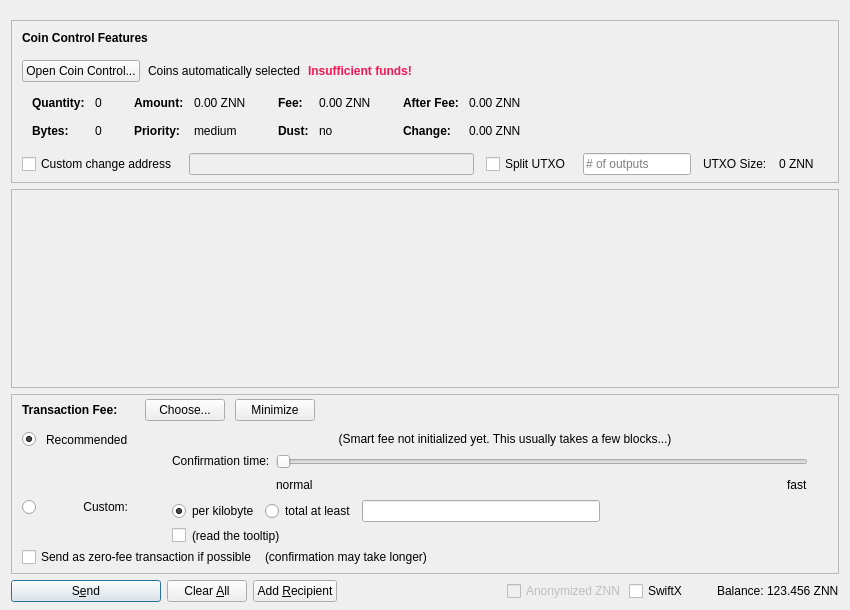
This is src/qt/forms/sendcoinsdialog.ui in zenonnetwork/zenon as Qt 5 draws it before an edit. The edited form follows.
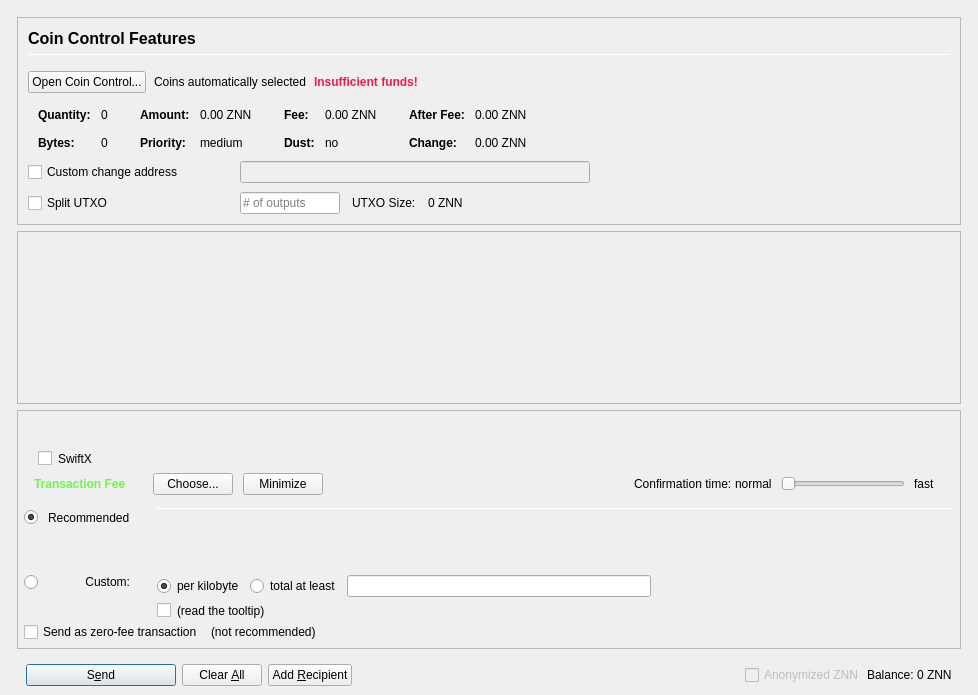
This is the edited form. Icons and pictures are not drawn. Custom widgets are drawn as their Qt base class.

Patch:
```diff
--- a/src/qt/forms/sendcoinsdialog.ui
+++ b/src/qt/forms/sendcoinsdialog.ui
@@ -2,23 +2,86 @@
 <ui version="4.0">
  <class>SendCoinsDialog</class>
  <widget class="QDialog" name="SendCoinsDialog">
+  <property name="enabled">
+   <bool>true</bool>
+  </property>
   <property name="geometry">
    <rect>
     <x>0</x>
     <y>0</y>
-    <width>850</width>
-    <height>610</height>
+    <width>978</width>
+    <height>695</height>
    </rect>
   </property>
   <property name="windowTitle">
    <string>Send Coins</string>
   </property>
-  <layout class="QVBoxLayout" name="verticalLayout" stretch="0,1,0,0">
+  <layout class="QVBoxLayout" name="verticalLayout" stretch="0">
+   <property name="bottomMargin">
+    <number>9</number>
+   </property>
+   <item>
+    <layout class="QVBoxLayout" name="verticalLayout_Master" stretch="0,1">
+     <property name="spacing">
+      <number>0</number>
+     </property>
+     <property name="leftMargin">
+      <number>0</number>
+     </property>
    <property name="topMargin">
-    <number>20</number>
-   </property>
+      <number>0</number>
+     </property>
+     <property name="rightMargin">
+      <number>0</number>
+     </property>
    <property name="bottomMargin">
-    <number>8</number>
+      <number>0</number>
+     </property>
+     <item>
+      <widget class="QFrame" name="frame_Header">
+       <layout class="QVBoxLayout" name="verticalLayout_Header" stretch="0">
+        <property name="leftMargin">
+         <number>0</number>
+        </property>
+        <property name="topMargin">
+         <number>0</number>
+        </property>
+        <property name="rightMargin">
+         <number>0</number>
+        </property>
+        <property name="bottomMargin">
+         <number>0</number>
+        </property>
+        <item>
+         <layout class="QHBoxLayout" name="horizontalLayout_Header">
+          <property name="spacing">
+           <number>6</number>
+          </property>
+         </layout>
+        </item>
+       </layout>
+      </widget>
+     </item>
+     <item>
+      <widget class="QFrame" name="frame_BG">
+       <property name="minimumSize">
+        <size>
+         <width>0</width>
+         <height>0</height>
+        </size>
+       </property>
+       <layout class="QVBoxLayout" name="layout_BG" stretch="0,0,0,0">
+        <property name="leftMargin">
+         <number>6</number>
+        </property>
+        <property name="topMargin">
+         <number>6</number>
+        </property>
+        <property name="rightMargin">
+         <number>6</number>
+        </property>
+        <property name="bottomMargin">
+         <number>0</number>
    </property>
    <item>
     <widget class="QFrame" name="frameCoinControl">
@@ -54,12 +117,13 @@
        <number>0</number>
       </property>
       <property name="bottomMargin">
-       <number>6</number>
+            <number>0</number>
       </property>
       <item>
-       <layout class="QVBoxLayout" name="verticalLayoutCoinControl" stretch="0,0,0,0,1">
+            <widget class="QFrame" name="frameCoinControl_BG">
+             <layout class="QVBoxLayout" name="verticalLayoutCoinControl" stretch="0,0,0,0,0,0">
         <property name="spacing">
-         <number>0</number>
+               <number>1</number>
         </property>
         <property name="leftMargin">
          <number>10</number>
@@ -73,6 +137,11 @@
            <number>15</number>
           </property>
           <item>
+                 <layout class="QVBoxLayout" name="verticalLayout_3">
+                  <property name="spacing">
+                   <number>6</number>
+                  </property>
+                  <item>
            <widget class="QLabel" name="labelCoinControlFeatures">
             <property name="sizePolicy">
              <sizepolicy hsizetype="Preferred" vsizetype="Maximum">
@@ -80,8 +149,15 @@
               <verstretch>0</verstretch>
              </sizepolicy>
             </property>
+                    <property name="minimumSize">
+                     <size>
+                      <width>0</width>
+                      <height>20</height>
+                     </size>
+                    </property>
             <property name="font">
              <font>
+                      <pointsize>12</pointsize>
               <weight>75</weight>
               <bold>true</bold>
              </font>
@@ -94,6 +170,27 @@
             </property>
            </widget>
           </item>
+                  <item>
+                   <widget class="Line" name="line">
+                    <property name="minimumSize">
+                     <size>
+                      <width>0</width>
+                      <height>1</height>
+                     </size>
+                    </property>
+                    <property name="maximumSize">
+                     <size>
+                      <width>16777215</width>
+                      <height>1</height>
+                     </size>
+                    </property>
+                    <property name="orientation">
+                     <enum>Qt::Horizontal</enum>
+                    </property>
+                   </widget>
+                  </item>
+                 </layout>
+                </item>
          </layout>
         </item>
         <item>
@@ -531,7 +628,7 @@
          </widget>
         </item>
         <item>
-         <layout class="QHBoxLayout" name="horizontalLayoutCoinControl4" stretch="0,0,0,0,0,0,0">
+               <layout class="QHBoxLayout" name="horizontalLayoutCoinControl4">
           <property name="spacing">
            <number>12</number>
           </property>
@@ -539,13 +636,31 @@
            <enum>QLayout::SetDefaultConstraint</enum>
           </property>
           <property name="topMargin">
-           <number>5</number>
+                 <number>0</number>
           </property>
           <property name="rightMargin">
-           <number>5</number>
-          </property>
-          <item>
+                 <number>0</number>
+                </property>
+                <item alignment="Qt::AlignVCenter">
            <widget class="QCheckBox" name="checkBoxCoinControlChange">
+                  <property name="sizePolicy">
+                   <sizepolicy hsizetype="Preferred" vsizetype="Preferred">
+                    <horstretch>0</horstretch>
+                    <verstretch>0</verstretch>
+                   </sizepolicy>
+                  </property>
+                  <property name="minimumSize">
+                   <size>
+                    <width>200</width>
+                    <height>0</height>
+                   </size>
+                  </property>
+                  <property name="maximumSize">
+                   <size>
+                    <width>200</width>
+                    <height>16777215</height>
+                   </size>
+                  </property>
             <property name="toolTip">
              <string>If this is activated, but the change address is empty or invalid, change will be sent to a newly generated address.</string>
             </property>
@@ -554,47 +669,118 @@
             </property>
            </widget>
           </item>
-          <item>
+                <item alignment="Qt::AlignVCenter">
            <widget class="QValidatedLineEdit" name="lineEditCoinControlChange">
             <property name="enabled">
              <bool>false</bool>
             </property>
             <property name="sizePolicy">
-             <sizepolicy hsizetype="Expanding" vsizetype="Fixed">
+                   <sizepolicy hsizetype="Preferred" vsizetype="Preferred">
               <horstretch>0</horstretch>
               <verstretch>0</verstretch>
              </sizepolicy>
             </property>
+                  <property name="minimumSize">
+                   <size>
+                    <width>300</width>
+                    <height>0</height>
+                   </size>
+                  </property>
            </widget>
           </item>
           <item>
+                 <widget class="QLabel" name="labelCoinControlChangeLabel">
+                  <property name="sizePolicy">
+                   <sizepolicy hsizetype="Preferred" vsizetype="Preferred">
+                    <horstretch>0</horstretch>
+                    <verstretch>0</verstretch>
+                   </sizepolicy>
+                  </property>
+                  <property name="minimumSize">
+                   <size>
+                    <width>100</width>
+                    <height>0</height>
+                   </size>
+                  </property>
+                  <property name="text">
+                   <string/>
+                  </property>
+                  <property name="margin">
+                   <number>3</number>
+                  </property>
+                 </widget>
+                </item>
+               </layout>
+              </item>
+              <item>
+               <layout class="QHBoxLayout" name="horizontalLayoutCoinControl6">
+                <property name="spacing">
+                 <number>12</number>
+                </property>
+                <property name="topMargin">
+                 <number>8</number>
+                </property>
+                <property name="rightMargin">
+                 <number>0</number>
+                </property>
+                <item alignment="Qt::AlignVCenter">
            <widget class="QCheckBox" name="splitBlockCheckBox">
+                  <property name="sizePolicy">
+                   <sizepolicy hsizetype="Preferred" vsizetype="Preferred">
+                    <horstretch>0</horstretch>
+                    <verstretch>0</verstretch>
+                   </sizepolicy>
+                  </property>
+                  <property name="minimumSize">
+                   <size>
+                    <width>200</width>
+                    <height>0</height>
+                   </size>
+                  </property>
+                  <property name="maximumSize">
+                   <size>
+                    <width>200</width>
+                    <height>16777215</height>
+                   </size>
+                  </property>
             <property name="text">
              <string>Split UTXO</string>
             </property>
            </widget>
           </item>
-          <item>
+                <item alignment="Qt::AlignVCenter">
            <widget class="QLineEdit" name="splitBlockLineEdit">
             <property name="sizePolicy">
-             <sizepolicy hsizetype="Fixed" vsizetype="Fixed">
+                   <sizepolicy hsizetype="Preferred" vsizetype="Preferred">
               <horstretch>50</horstretch>
               <verstretch>0</verstretch>
              </sizepolicy>
             </property>
+                  <property name="minimumSize">
+                   <size>
+                    <width>100</width>
+                    <height>0</height>
+                   </size>
+                  </property>
+                  <property name="maximumSize">
+                   <size>
+                    <width>100</width>
+                    <height>16777215</height>
+                   </size>
+                  </property>
             <property name="placeholderText">
              <string># of outputs</string>
             </property>
            </widget>
           </item>
-          <item>
+                <item alignment="Qt::AlignVCenter">
            <widget class="QLabel" name="labelBlockSizeText">
             <property name="text">
              <string>UTXO Size:</string>
             </property>
            </widget>
           </item>
-          <item>
+                <item alignment="Qt::AlignVCenter">
            <widget class="QLabel" name="labelBlockSize">
             <property name="text">
              <string>0 ZNN</string>
@@ -602,26 +788,17 @@
            </widget>
           </item>
           <item>
-           <widget class="QLabel" name="labelCoinControlChangeLabel">
-            <property name="sizePolicy">
-             <sizepolicy hsizetype="Preferred" vsizetype="Expanding">
-              <horstretch>0</horstretch>
-              <verstretch>0</verstretch>
-             </sizepolicy>
-            </property>
-            <property name="minimumSize">
+                 <spacer name="horizontalSpacer_7">
+                  <property name="orientation">
+                   <enum>Qt::Horizontal</enum>
+                  </property>
+                  <property name="sizeHint" stdset="0">
              <size>
-              <width>0</width>
-              <height>0</height>
-             </size>
-            </property>
-            <property name="text">
-             <string/>
-            </property>
-            <property name="margin">
-             <number>3</number>
-            </property>
-           </widget>
+                    <width>40</width>
+                    <height>20</height>
+                   </size>
+                  </property>
+                 </spacer>
           </item>
          </layout>
         </item>
@@ -639,6 +816,7 @@
          </spacer>
         </item>
        </layout>
+            </widget>
       </item>
      </layout>
     </widget>
@@ -653,7 +831,7 @@
        <rect>
         <x>0</x>
         <y>0</y>
-        <width>824</width>
+             <width>938</width>
         <height>72</height>
        </rect>
       </property>
@@ -731,18 +909,62 @@
        <number>0</number>
       </property>
       <item>
-       <layout class="QVBoxLayout" name="verticalLayoutFee2" stretch="0,0,0">
+            <layout class="QVBoxLayout" name="verticalLayoutFee2" stretch="0,0,0,0,0">
         <property name="spacing">
          <number>0</number>
         </property>
         <property name="leftMargin">
-         <number>10</number>
+              <number>6</number>
         </property>
         <property name="topMargin">
          <number>0</number>
         </property>
+             <property name="rightMargin">
+              <number>6</number>
+             </property>
+             <item>
+              <spacer name="verticalSpacer_8">
+               <property name="orientation">
+                <enum>Qt::Vertical</enum>
+               </property>
+               <property name="sizeHint" stdset="0">
+                <size>
+                 <width>20</width>
+                 <height>40</height>
+                </size>
+               </property>
+              </spacer>
+             </item>
+             <item>
+              <widget class="QCheckBox" name="checkSwiftTX">
+               <property name="enabled">
+                <bool>true</bool>
+               </property>
+               <property name="minimumSize">
+                <size>
+                 <width>85</width>
+                 <height>0</height>
+                </size>
+               </property>
+               <property name="toolTip">
+                <string/>
+               </property>
+               <property name="styleSheet">
+                <string notr="true">margin-left: 14px; margin-bottom: 6px;</string>
+               </property>
+               <property name="text">
+                <string>SwiftX</string>
+               </property>
+              </widget>
+             </item>
         <item>
          <layout class="QHBoxLayout" name="horizontalLayoutFee1">
+               <property name="leftMargin">
+                <number>10</number>
+               </property>
+               <property name="rightMargin">
+                <number>10</number>
+               </property>
           <property name="bottomMargin">
            <number>0</number>
           </property>
@@ -751,22 +973,6 @@
             <property name="spacing">
              <number>0</number>
             </property>
-            <item>
-             <spacer name="verticalSpacerSmartFee">
-              <property name="orientation">
-               <enum>Qt::Vertical</enum>
-              </property>
-              <property name="sizeType">
-               <enum>QSizePolicy::Fixed</enum>
-              </property>
-              <property name="sizeHint" stdset="0">
-               <size>
-                <width>1</width>
-                <height>4</height>
-               </size>
-              </property>
-             </spacer>
-            </item>
             <item>
              <layout class="QHBoxLayout" name="horizontalLayoutSmartFee">
               <property name="spacing">
@@ -787,10 +993,10 @@
                  </font>
                 </property>
                 <property name="styleSheet">
-                 <string notr="true">font-weight:bold;</string>
+                      <string notr="true">color: #6FF34D; font-weight:bold;</string>
                 </property>
                 <property name="text">
-                 <string>Transaction Fee:</string>
+                      <string>Transaction Fee</string>
                 </property>
                </widget>
               </item>
@@ -820,19 +1026,6 @@
               </item>
              </layout>
             </item>
-            <item>
-             <spacer name="verticalSpacer_5">
-              <property name="orientation">
-               <enum>Qt::Vertical</enum>
-              </property>
-              <property name="sizeHint" stdset="0">
-               <size>
-                <width>1</width>
-                <height>1</height>
-               </size>
-              </property>
-             </spacer>
-            </item>
            </layout>
           </item>
           <item>
@@ -848,6 +1041,106 @@
             </property>
            </spacer>
           </item>
+               <item>
+                <layout class="QVBoxLayout" name="verticalLayout_feeConf">
+                 <property name="spacing">
+                  <number>0</number>
+                 </property>
+                 <property name="leftMargin">
+                  <number>0</number>
+                 </property>
+                 <property name="topMargin">
+                  <number>0</number>
+                 </property>
+                 <property name="rightMargin">
+                  <number>0</number>
+                 </property>
+                 <property name="bottomMargin">
+                  <number>0</number>
+                 </property>
+                 <item>
+                  <layout class="QHBoxLayout" name="horizontalLayout_recommended_texts">
+                   <property name="spacing">
+                    <number>0</number>
+                   </property>
+                   <item>
+                    <layout class="QHBoxLayout" name="horizontalLayoutFee9">
+                     <item>
+                      <widget class="QLabel" name="labelSmartFee3">
+                       <property name="text">
+                        <string>Confirmation time:</string>
+                       </property>
+                       <property name="margin">
+                        <number>2</number>
+                       </property>
+                      </widget>
+                     </item>
+                     <item>
+                      <widget class="QLabel" name="labelSmartFeeNormal">
+                       <property name="styleSheet">
+                        <string notr="true">margin-right: 6px;</string>
+                       </property>
+                       <property name="text">
+                        <string>normal</string>
+                       </property>
+                       <property name="margin">
+                        <number>0</number>
+                       </property>
+                      </widget>
+                     </item>
+                     <item alignment="Qt::AlignVCenter">
+                      <widget class="QSlider" name="sliderSmartFee">
+                       <property name="minimumSize">
+                        <size>
+                         <width>0</width>
+                         <height>24</height>
+                        </size>
+                       </property>
+                       <property name="minimum">
+                        <number>0</number>
+                       </property>
+                       <property name="maximum">
+                        <number>24</number>
+                       </property>
+                       <property name="pageStep">
+                        <number>1</number>
+                       </property>
+                       <property name="value">
+                        <number>0</number>
+                       </property>
+                       <property name="orientation">
+                        <enum>Qt::Horizontal</enum>
+                       </property>
+                       <property name="invertedAppearance">
+                        <bool>false</bool>
+                       </property>
+                       <property name="invertedControls">
+                        <bool>false</bool>
+                       </property>
+                       <property name="tickPosition">
+                        <enum>QSlider::NoTicks</enum>
+                       </property>
+                      </widget>
+                     </item>
+                     <item alignment="Qt::AlignVCenter">
+                      <widget class="QLabel" name="labelSmartFeeFast">
+                       <property name="styleSheet">
+                        <string notr="true">margin-right: 6px; margin-left: 6px;</string>
+                       </property>
+                       <property name="text">
+                        <string>fast</string>
+                       </property>
+                       <property name="margin">
+                        <number>0</number>
+                       </property>
+                      </widget>
+                     </item>
+                    </layout>
+                   </item>
+                  </layout>
+                 </item>
+                </layout>
+               </item>
          </layout>
         </item>
         <item>
@@ -882,7 +1175,122 @@
              <property name="verticalSpacing">
               <number>4</number>
              </property>
-             <item row="2" column="4">
+                  <item row="3" column="1">
+                   <widget class="QLabel" name="labelCustomFee">
+                    <property name="text">
+                     <string>Custom:</string>
+                    </property>
+                    <property name="alignment">
+                     <set>Qt::AlignRight|Qt::AlignTop|Qt::AlignTrailing</set>
+                    </property>
+                   </widget>
+                  </item>
+                  <item row="1" column="1">
+                   <widget class="QLabel" name="labelSmartFee_2">
+                    <property name="text">
+                     <string>Recommended</string>
+                    </property>
+                   </widget>
+                  </item>
+                  <item row="0" column="4" rowspan="3">
+                   <layout class="QVBoxLayout" name="verticalLayoutFee3" stretch="0,0,0,0">
+                    <property name="spacing">
+                     <number>6</number>
+                    </property>
+                    <property name="topMargin">
+                     <number>2</number>
+                    </property>
+                    <property name="bottomMargin">
+                     <number>20</number>
+                    </property>
+                    <item>
+                     <widget class="Line" name="line_2">
+                      <property name="minimumSize">
+                       <size>
+                        <width>0</width>
+                        <height>1</height>
+                       </size>
+                      </property>
+                      <property name="maximumSize">
+                       <size>
+                        <width>16777215</width>
+                        <height>1</height>
+                       </size>
+                      </property>
+                      <property name="orientation">
+                       <enum>Qt::Horizontal</enum>
+                      </property>
+                     </widget>
+                    </item>
+                    <item>
+                     <layout class="QHBoxLayout" name="horizontalLayoutFee12">
+                      <item>
+                       <spacer name="horizontalSpacer_5">
+                        <property name="orientation">
+                         <enum>Qt::Horizontal</enum>
+                        </property>
+                        <property name="sizeHint" stdset="0">
+                         <size>
+                          <width>1</width>
+                          <height>1</height>
+                         </size>
+                        </property>
+                       </spacer>
+                      </item>
+                     </layout>
+                    </item>
+                    <item>
+                     <spacer name="verticalSpacer_4">
+                      <property name="orientation">
+                       <enum>Qt::Vertical</enum>
+                      </property>
+                      <property name="sizeHint" stdset="0">
+                       <size>
+                        <width>1</width>
+                        <height>1</height>
+                       </size>
+                      </property>
+                     </spacer>
+                    </item>
+                    <item>
+                     <spacer name="verticalSpacer_3">
+                      <property name="orientation">
+                       <enum>Qt::Vertical</enum>
+                      </property>
+                      <property name="sizeHint" stdset="0">
+                       <size>
+                        <width>20</width>
+                        <height>40</height>
+                       </size>
+                      </property>
+                     </spacer>
+                    </item>
+                   </layout>
+                  </item>
+                  <item row="1" column="0">
+                   <widget class="QRadioButton" name="radioSmartFee">
+                    <property name="text">
+                     <string/>
+                    </property>
+                    <property name="checked">
+                     <bool>true</bool>
+                    </property>
+                    <attribute name="buttonGroup">
+                     <string notr="true">groupFee</string>
+                    </attribute>
+                   </widget>
+                  </item>
+                  <item row="1" column="2">
+                   <widget class="QLabel" name="labelSmartFee">
+                    <property name="text">
+                     <string/>
+                    </property>
+                    <property name="margin">
+                     <number>2</number>
+                    </property>
+                   </widget>
+                  </item>
+                  <item row="3" column="4">
               <layout class="QVBoxLayout" name="verticalLayoutFee8">
                <property name="spacing">
                 <number>6</number>
@@ -981,24 +1389,24 @@
                </item>
               </layout>
              </item>
-             <item row="1" column="0">
-              <layout class="QVBoxLayout" name="verticalLayoutFee4" stretch="1">
-               <item>
-                <spacer name="verticalSpacer_2">
-                 <property name="orientation">
-                  <enum>Qt::Vertical</enum>
-                 </property>
-                 <property name="sizeHint" stdset="0">
-                  <size>
-                   <width>1</width>
-                   <height>1</height>
-                  </size>
-                 </property>
-                </spacer>
-               </item>
-              </layout>
-             </item>
              <item row="2" column="0">
+                   <layout class="QVBoxLayout" name="verticalLayoutFee4" stretch="0">
+                    <item>
+                     <spacer name="verticalSpacer_2">
+                      <property name="orientation">
+                       <enum>Qt::Vertical</enum>
+                      </property>
+                      <property name="sizeHint" stdset="0">
+                       <size>
+                        <width>1</width>
+                        <height>1</height>
+                       </size>
+                      </property>
+                     </spacer>
+                    </item>
+                   </layout>
+                  </item>
+                  <item row="3" column="0">
               <layout class="QVBoxLayout" name="verticalLayoutFee9" stretch="0,1">
                <item>
                 <widget class="QRadioButton" name="radioCustomFee">
@@ -1025,206 +1433,6 @@
                </item>
               </layout>
              </item>
-             <item row="1" column="4">
-              <layout class="QVBoxLayout" name="verticalLayoutFee3" stretch="0,0,1">
-               <property name="spacing">
-                <number>6</number>
-               </property>
-               <property name="topMargin">
-                <number>2</number>
-               </property>
-               <item>
-                <layout class="QHBoxLayout" name="horizontalLayoutFee12">
-                 <item>
-                  <spacer name="horizontalSpacer_5">
-                   <property name="orientation">
-                    <enum>Qt::Horizontal</enum>
-                   </property>
-                   <property name="sizeHint" stdset="0">
-                    <size>
-                     <width>1</width>
-                     <height>1</height>
-                    </size>
-                   </property>
-                  </spacer>
-                 </item>
-                </layout>
-               </item>
-               <item>
-                <layout class="QHBoxLayout" name="horizontalLayoutFee9">
-                 <item>
-                  <layout class="QVBoxLayout" name="verticalLayoutFee6">
-                   <item>
-                    <widget class="QLabel" name="labelSmartFee3">
-                     <property name="text">
-                      <string>Confirmation time:</string>
-                     </property>
-                     <property name="margin">
-                      <number>2</number>
-                     </property>
-                    </widget>
-                   </item>
-                   <item>
-                    <spacer name="verticalSpacer_3">
-                     <property name="orientation">
-                      <enum>Qt::Vertical</enum>
-                     </property>
-                     <property name="sizeHint" stdset="0">
-                      <size>
-                       <width>1</width>
-                       <height>1</height>
-                      </size>
-                     </property>
-                    </spacer>
-                   </item>
-                  </layout>
-                 </item>
-                 <item>
-                  <layout class="QVBoxLayout" name="verticalLayoutFee5">
-                   <property name="rightMargin">
-                    <number>30</number>
-                   </property>
-                   <item>
-                    <widget class="QSlider" name="sliderSmartFee">
-                     <property name="minimum">
-                      <number>0</number>
-                     </property>
-                     <property name="maximum">
-                      <number>24</number>
-                     </property>
-                     <property name="pageStep">
-                      <number>1</number>
-                     </property>
-                     <property name="value">
-                      <number>0</number>
-                     </property>
-                     <property name="orientation">
-                      <enum>Qt::Horizontal</enum>
-                     </property>
-                     <property name="invertedAppearance">
-                      <bool>false</bool>
-                     </property>
-                     <property name="invertedControls">
-                      <bool>false</bool>
-                     </property>
-                     <property name="tickPosition">
-                      <enum>QSlider::NoTicks</enum>
-                     </property>
-                    </widget>
-                   </item>
-                   <item>
-                    <layout class="QHBoxLayout" name="horizontalLayoutFee10">
-                     <item>
-                      <widget class="QLabel" name="labelSmartFeeNormal">
-                       <property name="text">
-                        <string>normal</string>
-                       </property>
-                      </widget>
-                     </item>
-                     <item>
-                      <spacer name="horizontalSpacer_3">
-                       <property name="orientation">
-                        <enum>Qt::Horizontal</enum>
-                       </property>
-                       <property name="sizeHint" stdset="0">
-                        <size>
-                         <width>40</width>
-                         <height>20</height>
-                        </size>
-                       </property>
-                      </spacer>
-                     </item>
-                     <item>
-                      <widget class="QLabel" name="labelSmartFeeFast">
-                       <property name="text">
-                        <string>fast</string>
-                       </property>
-                      </widget>
-                     </item>
-                    </layout>
-                   </item>
-                  </layout>
-                 </item>
-                </layout>
-               </item>
-               <item>
-                <spacer name="verticalSpacer_4">
-                 <property name="orientation">
-                  <enum>Qt::Vertical</enum>
-                 </property>
-                 <property name="sizeHint" stdset="0">
-                  <size>
-                   <width>1</width>
-                   <height>1</height>
-                  </size>
-                 </property>
-                </spacer>
-               </item>
-              </layout>
-             </item>
-             <item row="0" column="1">
-              <widget class="QLabel" name="labelSmartFee_2">
-               <property name="text">
-                <string>Recommended</string>
-               </property>
-              </widget>
-             </item>
-             <item row="0" column="0">
-              <widget class="QRadioButton" name="radioSmartFee">
-               <property name="text">
-                <string/>
-               </property>
-               <property name="checked">
-                <bool>true</bool>
-               </property>
-               <attribute name="buttonGroup">
-                <string notr="true">groupFee</string>
-               </attribute>
-              </widget>
-             </item>
-             <item row="2" column="1">
-              <widget class="QLabel" name="labelCustomFee">
-               <property name="text">
-                <string>Custom:</string>
-               </property>
-               <property name="alignment">
-                <set>Qt::AlignRight|Qt::AlignTop|Qt::AlignTrailing</set>
-               </property>
-              </widget>
-             </item>
-             <item row="0" column="2">
-              <widget class="QLabel" name="labelSmartFee">
-               <property name="text">
-                <string/>
-               </property>
-               <property name="margin">
-                <number>2</number>
-               </property>
-              </widget>
-             </item>
-             <item row="0" column="3">
-              <widget class="QLabel" name="labelFeeEstimation">
-               <property name="text">
-                <string/>
-               </property>
-              </widget>
-             </item>
-             <item row="0" column="4">
-              <widget class="QLabel" name="labelSmartFee2">
-               <property name="text">
-                <string>(Smart fee not initialized yet. This usually takes a few blocks...)</string>
-               </property>
-               <property name="alignment">
-                <set>Qt::AlignHCenter</set>
-               </property>
-               <property name="wordWrap">
-                <bool>true</bool>
-               </property>
-               <property name="margin">
-                <number>2</number>
-               </property>
-              </widget>
-             </item>
             </layout>
            </item>
            <item>
@@ -1235,17 +1443,17 @@
              <property name="bottomMargin">
               <number>4</number>
              </property>
-             <item>
+                  <item alignment="Qt::AlignVCenter">
               <widget class="QCheckBox" name="checkBoxFreeTx">
                <property name="text">
-                <string>Send as zero-fee transaction if possible</string>
+                     <string>Send as zero-fee transaction</string>
                </property>
               </widget>
              </item>
-             <item>
+                  <item alignment="Qt::AlignVCenter">
               <widget class="QLabel" name="labelFreeTx">
                <property name="text">
-                <string>(confirmation may take longer)</string>
+                     <string>(not recommended)</string>
                </property>
                <property name="margin">
                 <number>5</number>
@@ -1302,7 +1510,11 @@
     </widget>
    </item>
    <item>
+         <widget class="QFrame" name="frame_Send">
     <layout class="QHBoxLayout" name="horizontalLayout">
+           <property name="bottomMargin">
+            <number>0</number>
+           </property>
      <item>
       <widget class="QPushButton" name="sendButton">
        <property name="minimumSize">
@@ -1397,22 +1609,6 @@
          </property>
         </widget>
        </item>
-       <item>
-        <widget class="QCheckBox" name="checkRhenFAST">
-         <property name="enabled">
-          <bool>true</bool>
-         </property>
-         <property name="minimumSize">
-          <size>
-           <width>85</width>
-           <height>0</height>
-          </size>
-         </property>
-         <property name="text">
-          <string>SwiftX</string>
-         </property>
-        </widget>
-       </item>
        <item>
         <widget class="QLabel" name="label">
          <property name="text">
@@ -1432,7 +1628,7 @@
           <cursorShape>IBeamCursor</cursorShape>
          </property>
          <property name="text">
-          <string notr="true">123.456 ZNN</string>
+                <string notr="true">0 ZNN</string>
          </property>
          <property name="textInteractionFlags">
           <set>Qt::LinksAccessibleByMouse|Qt::TextSelectableByKeyboard|Qt::TextSelectableByMouse</set>
@@ -1440,23 +1636,29 @@
         </widget>
        </item>
       </layout>
+           </item>
+          </layout>
+         </widget>
+        </item>
+       </layout>
+      </widget>
      </item>
     </layout>
    </item>
   </layout>
  </widget>
  <customwidgets>
+  <customwidget>
+   <class>QValidatedLineEdit</class>
+   <extends>QLineEdit</extends>
+   <header>qvalidatedlineedit.h</header>
+  </customwidget>
   <customwidget>
    <class>BitcoinAmountField</class>
    <extends>QLineEdit</extends>
    <header>bitcoinamountfield.h</header>
    <container>1</container>
   </customwidget>
-  <customwidget>
-   <class>QValidatedLineEdit</class>
-   <extends>QLineEdit</extends>
-   <header>qvalidatedlineedit.h</header>
-  </customwidget>
  </customwidgets>
  <resources>
   <include location="../Zenon.qrc"/>
```
Left out of the diff: 4 changed lines with no effect on the pictures. Lines whose indentation alone changed are shown as unchanged.
